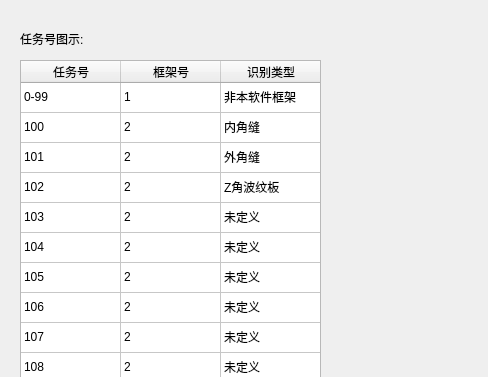
Qt form showtasknumdlg.ui (qubo188612/qtmysunny) before a commit; both pictures show x 0 to 488 and y 0 to 377 of the 929 by 738 pixel window.
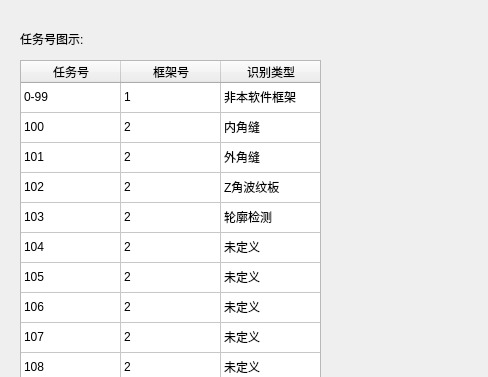
The same form after that commit.

```diff
--- a/showtasknumdlg.ui
+++ b/showtasknumdlg.ui
@@ -185,7 +185,7 @@
    </item>
    <item row="4" column="2">
     <property name="text">
-     <string>未定义</string>
+     <string>轮廓检测</string>
     </property>
    </item>
    <item row="5" column="0">
```
